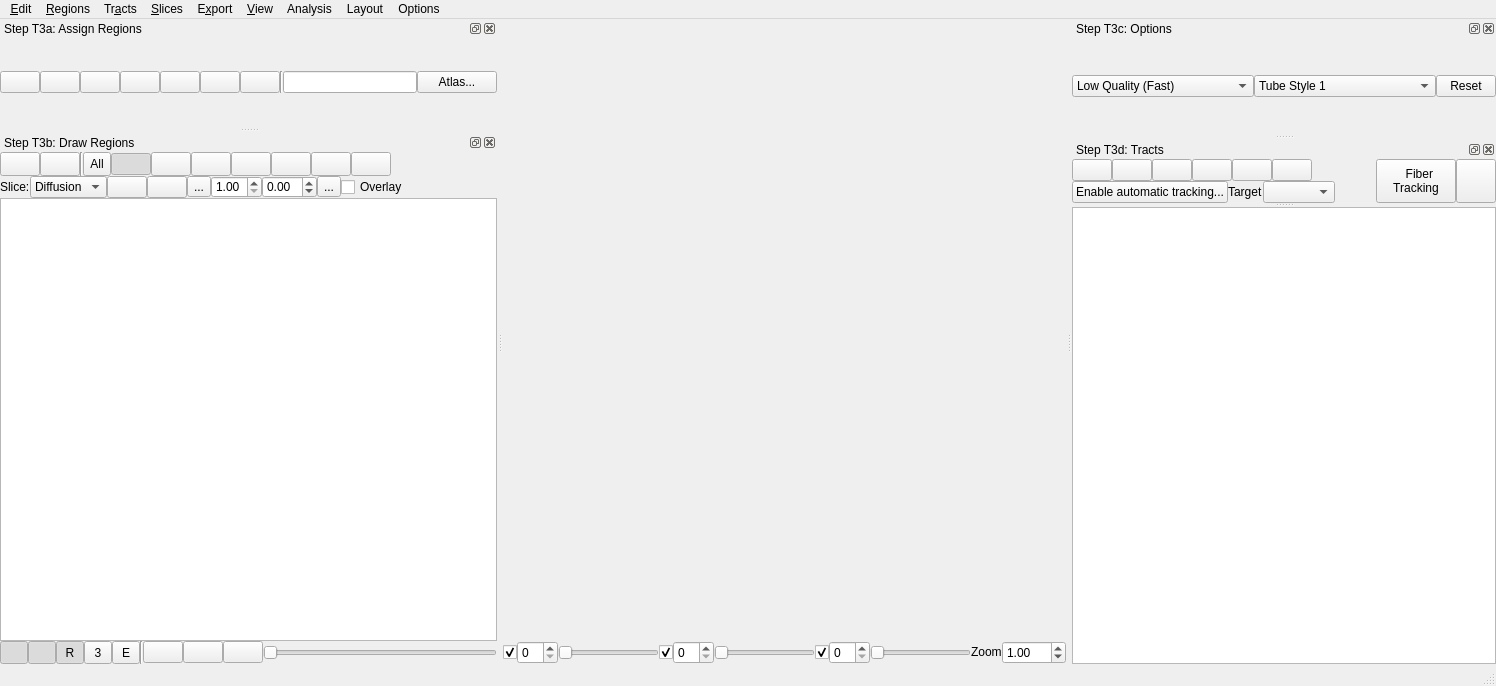
The window that tracking/tracking_window.ui (frankyeh/DSI-Studio) describes before a commit, drawn with Qt 5.
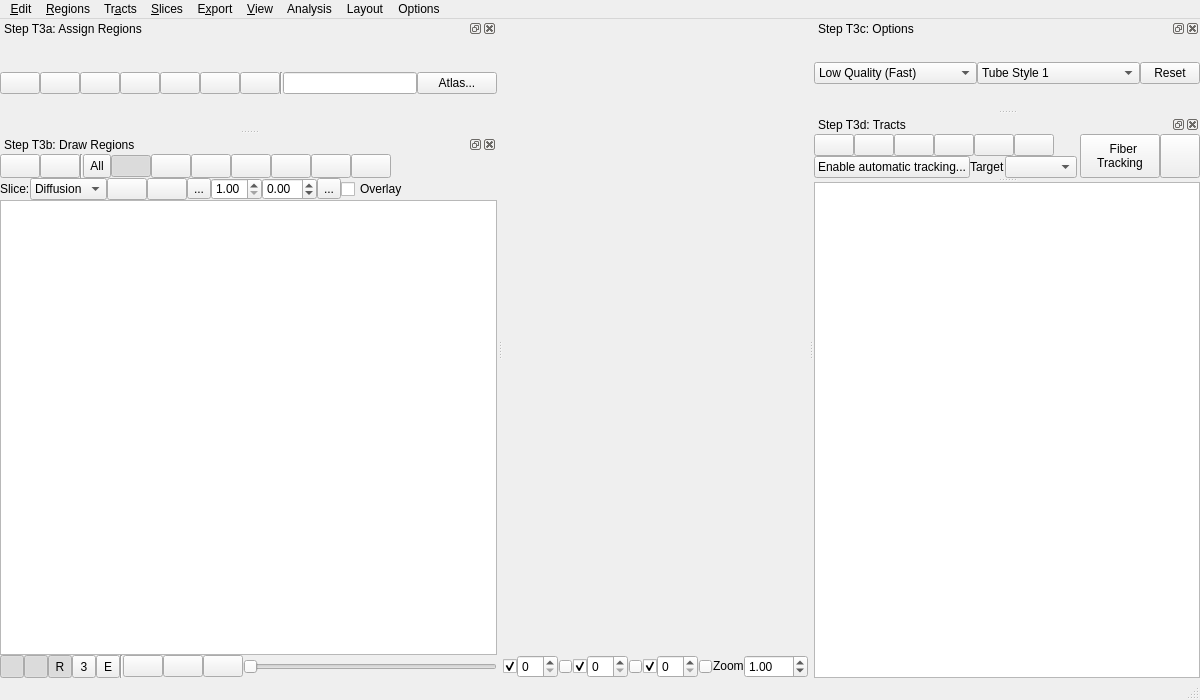
The same window after the commit. Icons and pictures are not drawn. Custom widgets are drawn as their Qt base class.

Commit message: [GUI] change window layout

Patch:
```diff
--- a/tracking/tracking_window.ui
+++ b/tracking/tracking_window.ui
@@ -6,8 +6,8 @@
    <rect>
     <x>0</x>
     <y>0</y>
-    <width>1496</width>
-    <height>686</height>
+    <width>1200</width>
+    <height>700</height>
    </rect>
   </property>
   <property name="sizePolicy">
@@ -564,8 +564,8 @@
    </property>
    <property name="minimumSize">
     <size>
-     <width>368</width>
-     <height>56</height>
+     <width>0</width>
+     <height>0</height>
     </size>
    </property>
    <property name="windowTitle">
@@ -662,7 +662,7 @@
     <rect>
      <x>0</x>
      <y>0</y>
-     <width>1496</width>
+     <width>1200</width>
      <height>21</height>
     </rect>
    </property>
@@ -1023,8 +1023,8 @@
    </property>
    <property name="minimumSize">
     <size>
-     <width>424</width>
-     <height>187</height>
+     <width>0</width>
+     <height>0</height>
     </size>
    </property>
    <property name="maximumSize">
@@ -2046,7 +2046,7 @@
          </property>
          <property name="minimumSize">
           <size>
-           <width>28</width>
+           <width>24</width>
            <height>0</height>
           </size>
          </property>
@@ -2081,7 +2081,7 @@
          </property>
          <property name="minimumSize">
           <size>
-           <width>28</width>
+           <width>24</width>
            <height>0</height>
           </size>
          </property>
@@ -2113,7 +2113,7 @@
          </property>
          <property name="minimumSize">
           <size>
-           <width>28</width>
+           <width>24</width>
            <height>0</height>
           </size>
          </property>
@@ -2141,7 +2141,7 @@
          </property>
          <property name="minimumSize">
           <size>
-           <width>28</width>
+           <width>24</width>
            <height>0</height>
           </size>
          </property>
@@ -2172,7 +2172,7 @@
          </property>
          <property name="minimumSize">
           <size>
-           <width>28</width>
+           <width>24</width>
            <height>0</height>
           </size>
          </property>
```
The commit also changes 1 other file.
